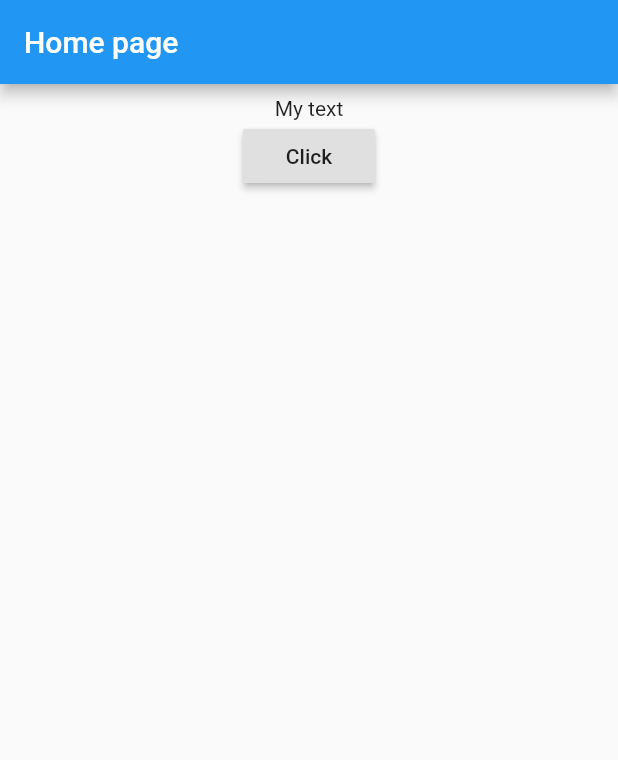
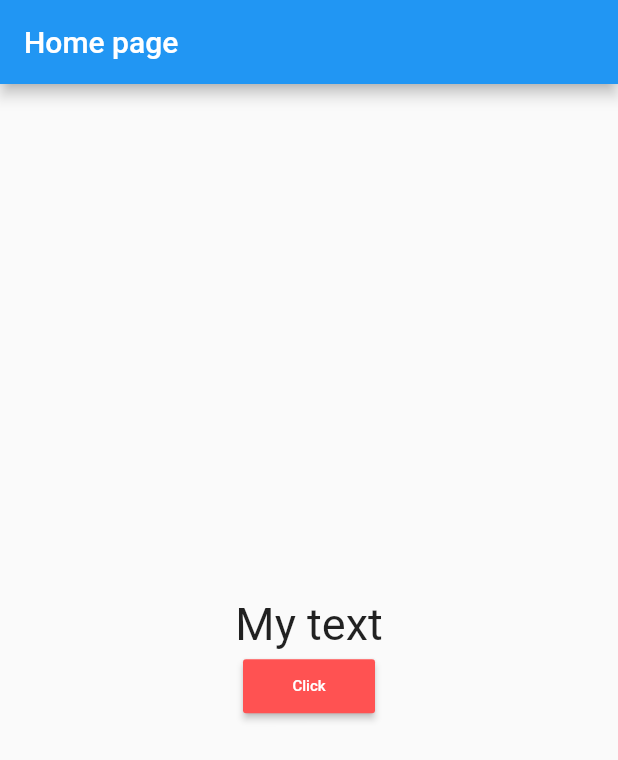
Before and after one commit to gautamamber/flutter-demo-app, a Flutter app: the screen it shows after launch, on a phone screen of 412 x 824 dp. Shown: the top 760 px of the screen. Run offline on Flutter 3.47's test engine with Material 2 defaults, Android fonts, the phone set to English and light mode, and no system bars.

Commit message:
styling with widgets

```diff
--- a/lib/main.dart
+++ b/lib/main.dart
@@ -58,13 +58,6 @@ class HomePage extends StatefulWidget {
 // _ private class
 
 
-
-
-
-
-
-
-
 class _HomePageState extends State<HomePage> {
 
   // call when onPressed call
@@ -86,12 +79,17 @@ Widget _bodyWidget(){
   return new Container(
     padding: const EdgeInsets.all(8.0),
     child: new Center(
+      // main axis and cross axis
       child: new Column(
+        mainAxisAlignment: MainAxisAlignment.center,
         children: <Widget>[
-          new Text(myText),
+          new Text(myText, style: new TextStyle(fontSize: 30.0),),
           new RaisedButton(
-            child: new Text("Click"),
+            child: new Text("Click", style: new TextStyle(color: Colors.white,
+            fontSize: 10.0),),
             onPressed: _changeText,
+            color: Colors.redAccent,
+
           )
         ],
       ),
```
